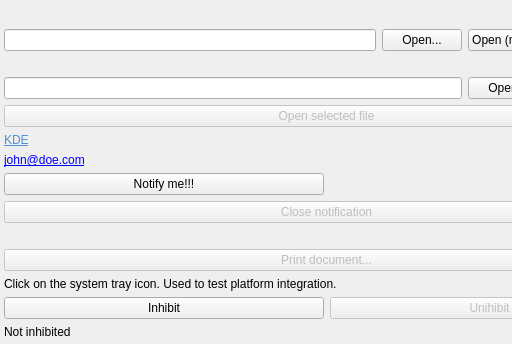
KDE/xdg-portal-test-kde, file src/portaltest.ui: the form before one commit; both pictures show x 110 to 622 and y 0 to 344 of the 768 by 610 pixel window.
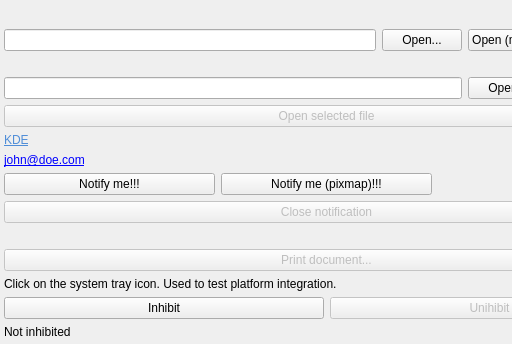
The form after the commit. Custom widgets are drawn as their Qt base class.

Commit message: Add test for sending pixmaps in notifications and use newer runtime

```diff
--- a/src/portaltest.ui
+++ b/src/portaltest.ui
@@ -191,6 +191,13 @@
         </property>
        </widget>
       </item>
+      <item>
+       <widget class="QPushButton" name="notifyPixmapButton">
+        <property name="text">
+         <string>Notify me (pixmap)!!!</string>
+        </property>
+       </widget>
+      </item>
       <item>
        <widget class="QLabel" name="notificationResponse">
         <property name="text">
```
The commit also changes 3 other files.
